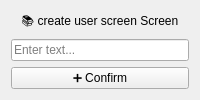
CL200111/Ingesoft2025-1G8, file Proyecto/ui/screens/CU09_create_user_screen.ui: the form before one commit.
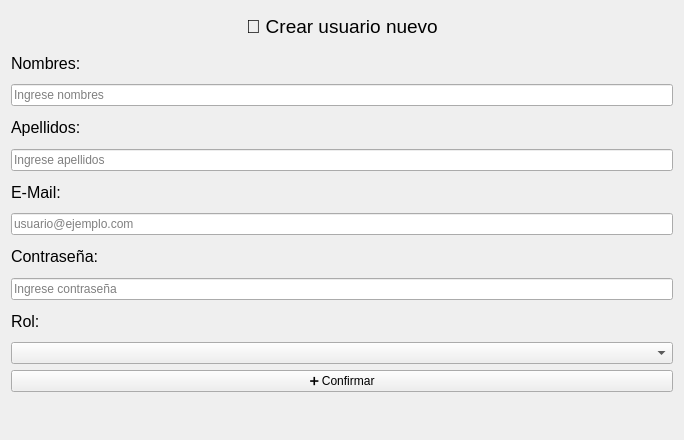
The form after the commit.

Commit message: add initial create user screen - missing history support

The edit to the form file:
```diff
--- a/Proyecto/ui/screens/CU09_create_user_screen.ui
+++ b/Proyecto/ui/screens/CU09_create_user_screen.ui
@@ -2,11 +2,24 @@
 <ui version="4.0">
  <class>create_user_screen</class>
  <widget class="QWidget" name="create_user_screen">
+  <property name="geometry">
+   <rect>
+    <x>0</x>
+    <y>0</y>
+    <width>684</width>
+    <height>440</height>
+   </rect>
+  </property>
   <layout class="QVBoxLayout" name="verticalLayout">
    <item>
     <widget class="QLabel" name="label_heading">
+     <property name="font">
+      <font>
+       <pointsize>14</pointsize>
+      </font>
+     </property>
      <property name="text">
-      <string>📚 create user screen Screen</string>
+      <string>👤 Crear usuario nuevo</string>
      </property>
      <property name="alignment">
       <set>Qt::AlignCenter</set>
@@ -14,16 +27,116 @@
     </widget>
    </item>
    <item>
-    <widget class="QLineEdit" name="titleInput">
+    <widget class="QLabel" name="label_nombres">
+     <property name="font">
+      <font>
+       <pointsize>12</pointsize>
+      </font>
+     </property>
+     <property name="text">
+      <string>Nombres:</string>
+     </property>
+    </widget>
+   </item>
+   <item>
+    <widget class="QLineEdit" name="nombresInput">
      <property name="placeholderText">
-      <string>Enter text...</string>
+      <string>Ingrese nombres</string>
      </property>
     </widget>
    </item>
+   <item>
+    <widget class="QLabel" name="label_apellidos">
+     <property name="font">
+      <font>
+       <pointsize>12</pointsize>
+      </font>
+     </property>
+     <property name="text">
+      <string>Apellidos:</string>
+     </property>
+    </widget>
+   </item>
+   <item>
+    <widget class="QLineEdit" name="apellidosInput">
+     <property name="placeholderText">
+      <string>Ingrese apellidos</string>
+     </property>
+    </widget>
+   </item>
+   <item>
+    <widget class="QLabel" name="label_email">
+     <property name="font">
+      <font>
+       <pointsize>12</pointsize>
+      </font>
+     </property>
+     <property name="text">
+      <string>E-Mail:</string>
+     </property>
+    </widget>
+   </item>
+   <item>
+    <widget class="QLineEdit" name="emailInput">
+     <property name="placeholderText">
+      <string>usuario@ejemplo.com</string>
+     </property>
+    </widget>
+   </item>
+   <item>
+    <widget class="QLabel" name="label_password">
+     <property name="font">
+      <font>
+       <pointsize>12</pointsize>
+      </font>
+     </property>
+     <property name="text">
+      <string>Contraseña:</string>
+     </property>
+    </widget>
+   </item>
+   <item>
+    <widget class="QLineEdit" name="passwordInput">
+     <property name="echoMode">
+      <enum>QLineEdit::Password</enum>
+     </property>
+     <property name="placeholderText">
+      <string>Ingrese contraseña</string>
+     </property>
+    </widget>
+   </item>
+   <item>
+    <widget class="QLabel" name="label_rol">
+     <property name="font">
+      <font>
+       <pointsize>12</pointsize>
+      </font>
+     </property>
+     <property name="text">
+      <string>Rol:</string>
+     </property>
+    </widget>
+   </item>
+   <item>
+    <widget class="QComboBox" name="rolComboBox"/>
+   </item>
    <item>
     <widget class="QPushButton" name="saveButton">
      <property name="text">
-      <string>➕ Confirm</string>
+      <string>➕ Confirmar</string>
+     </property>
+    </widget>
+   </item>
+   <item>
+    <widget class="QLabel" name="errorLabel">
+     <property name="styleSheet">
+      <string notr="true">color: red;</string>
+     </property>
+     <property name="text">
+      <string/>
+     </property>
+     <property name="alignment">
+      <set>Qt::AlignCenter</set>
      </property>
     </widget>
    </item>
```
The commit also changes 8 other files.
